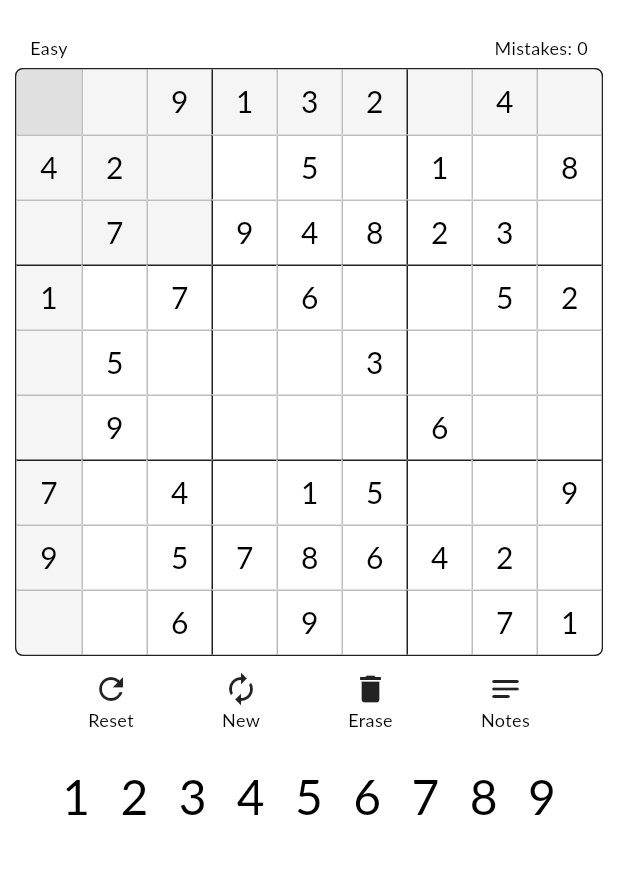
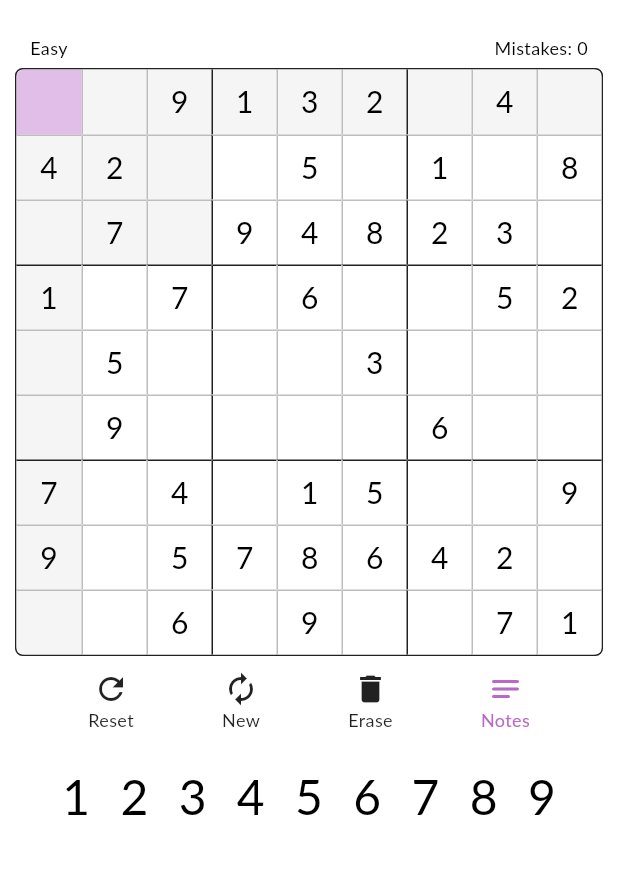
Before and after one commit to mdg1019/open_source_sudoku, a Flutter app: the screen it shows after launch, after a tap on "Notes", on a phone screen of 412 x 824 dp, the part 64-938 px from its top. Run offline on Flutter 3.47's test engine with Material 3 defaults, Android fonts, the phone set to English and light mode, and no system bars; our stand-ins replace flutter_riverpod, riverpod_annotation, shared_preferences; generated files the repository leaves out were written again; Roboto replaces fonts that are missing (Lato).

Commit message:
The notes system is working.

```diff
--- a/lib/interfaces/sudoku_theme.dart
+++ b/lib/interfaces/sudoku_theme.dart
@@ -8,11 +8,14 @@ abstract class SudokuTheme {
   Color highlightBackgroundColor;
   Color splashColor;
   Color wrongValueBackgroundColor;
+  Color notesBackgroundColor;
+  Color notesIconColor;
   IconData appBarThemeIcon;
   TextStyle appBarThemeTextStyle;
   TextStyle currentValueTextStyle;
   TextStyle difficultyTextStyle;
   TextStyle mistakesTextStyle;
+  TextStyle notesTextStyle;
   TextStyle wrongValueTextStyle;
   ThemeData theme;
 
@@ -31,5 +34,8 @@ abstract class SudokuTheme {
     required this.splashColor,
     required this.wrongValueTextStyle,
     required this.wrongValueBackgroundColor,
+    required this.notesBackgroundColor,
+    required this.notesTextStyle,
+    required this.notesIconColor,
   });
 }
--- a/lib/models/sudoku.dart
+++ b/lib/models/sudoku.dart
@@ -23,6 +23,7 @@ class Sudoku {
   PuzzleGrid? puzzleGrid;
   Location? cursor = Location(0, 0);
   int mistakes = 0;
+  bool isNotesMode = false;
 
   Sudoku({required this.puzzle, required this.difficultyLevel}) {
     if (puzzle != null) {
@@ -92,12 +93,27 @@ class SudokuNotifier extends _$SudokuNotifier {
 
     if (cell.current == cell.solution) return;
 
-    cell.current = number;
+    if (newState.isNotesMode) {
+      if (cell.notes.contains(number)) {
+        cell.notes.remove(number);
+      } else {
+        cell.notes.add(number);
+      }
+    } else {
+      cell.current = number;
 
-    if (cell.current != cell.solution) {
-      newState.mistakes++;
+      if (cell.current != cell.solution) {
+        newState.mistakes++;
+      }
     }
 
     state = AsyncValue.data(newState);
   }
+
+  void toggleNotesMode() {
+    Sudoku newState = state.value!;
+    newState.isNotesMode = !newState.isNotesMode;
+
+    state = AsyncValue.data(newState);
+  }
 }
--- a/lib/themes/dark_theme.dart
+++ b/lib/themes/dark_theme.dart
@@ -82,4 +82,16 @@ class DarkTheme implements SudokuTheme {
 
   @override
   Color wrongValueBackgroundColor = Colors.red[100]!;
+
+  @override
+  Color notesBackgroundColor = Colors.purple[900]!;
+
+  @override
+  TextStyle notesTextStyle = TextStyle(
+    color: Colors.purple[200]!,
+    fontSize: 8.0,
+  );
+
+  @override
+  Color notesIconColor = Colors.purple[200]!;
 }
--- a/lib/themes/light_theme.dart
+++ b/lib/themes/light_theme.dart
@@ -82,4 +82,16 @@ class LightTheme implements SudokuTheme {
 
   @override
   Color wrongValueBackgroundColor = Colors.red[100]!;
+
+  @override
+  Color notesBackgroundColor = Colors.purple[100]!;
+
+  @override
+  TextStyle notesTextStyle = TextStyle(
+    color: Colors.purple[300]!,
+    fontSize: 8.0,
+  );
+
+  @override
+  Color notesIconColor = Colors.purple[300]!;
 }
--- a/lib/widgets/sudoku_icon_bar.dart
+++ b/lib/widgets/sudoku_icon_bar.dart
@@ -14,6 +14,9 @@ class SudokuIconBar extends ConsumerWidget {
 
   @override
   Widget build(BuildContext context, WidgetRef ref) {
+    final settings = ref.watch(settingsNotifierProvider).value!;
+    final Sudoku sudoku = ref.watch(sudokuNotifierProvider).value!;
+
     return Row(
       mainAxisAlignment: MainAxisAlignment.spaceEvenly,
       children: [
@@ -26,7 +29,7 @@ class SudokuIconBar extends ConsumerWidget {
               builder: (BuildContext context) {
                 return AlertDialog(
                   backgroundColor: Shared.getTheme(
-                          ref.watch(settingsNotifierProvider).value!.themeType)
+                          settings.themeType)
                       .backgroundColor,
                   surfaceTintColor: Colors.transparent,
                   title: const Text('Reset Puzzle'),
@@ -123,8 +126,9 @@ class SudokuIconBar extends ConsumerWidget {
         SudokuIconButton(
           'Notes',
           icon: Icons.notes_rounded,
+          color: sudoku.isNotesMode ? Shared.getTheme(settings.themeType).notesIconColor : null,
           onPressed: () {
-            //ref.read(sudokuNotifierProvider.notifier).newPuzzle();
+            ref.read(sudokuNotifierProvider.notifier).toggleNotesMode();
           },
         ),
       ],
--- a/lib/widgets/sudoku_icon_button.dart
+++ b/lib/widgets/sudoku_icon_button.dart
@@ -1,5 +1,6 @@
 import 'package:flutter/material.dart';
 import 'package:flutter_riverpod/flutter_riverpod.dart';
+import 'package:sudoku/models/sudoku.dart';
 
 import '../models/settings.dart';
 import '../utils/shared.dart';
@@ -7,13 +8,16 @@ import '../utils/shared.dart';
 class SudokuIconButton extends ConsumerWidget {
   final String title;
   final IconData icon;
+  final Color? color;
   final Function()? onPressed;
 
-  const SudokuIconButton(this.title, {required this.icon, required this.onPressed, super.key});
+  const SudokuIconButton(this.title,
+      {required this.icon, required this.onPressed, this.color, super.key});
 
   @override
   Widget build(BuildContext context, WidgetRef ref) {
     Settings settings = ref.watch(settingsNotifierProvider).value!;
+    Sudoku sudoku = ref.watch(sudokuNotifierProvider).value!;
 
     return Padding(
       padding: const EdgeInsets.all(5.0),
@@ -26,10 +30,12 @@ class SudokuIconButton extends ConsumerWidget {
           padding: const EdgeInsets.all(5.0),
           child: Column(
             children: [
-              Icon(icon),
+              Icon(icon,
+                  color: color ?? Theme.of(context).iconTheme.color),
               Text(
                 title,
-                style: const TextStyle(
+                style: TextStyle(
+                  color: color ?? Theme.of(context).iconTheme.color,
                   fontSize: 12.0,
                 ),
               ),
--- a/lib/widgets/sudoku_puzzle_cell.dart
+++ b/lib/widgets/sudoku_puzzle_cell.dart
@@ -64,11 +64,29 @@ class SudokuPuzzleCell extends ConsumerWidget {
           ),
         ),
         child: Center(
-          child: Text(
-              puzzleCell!.current == 0 ? '' : puzzleCell!.current.toString(),
-              style: puzzleCell!.current == puzzleCell!.solution
-                  ? theme!.currentValueTextStyle
-                  : theme!.wrongValueTextStyle),
+          child: puzzleCell!.current == 0
+              ? GridView.count(
+                  shrinkWrap: true,
+                  crossAxisCount: 3,
+                  childAspectRatio: 1.0,
+                  children: List.generate(9, (index) {
+                    return Center(
+                      child: Text(
+                          puzzleCell!.notes.contains(index + 1)
+                              ? (index + 1).toString()
+                              : '',
+                          style: Shared.getTheme(settings.themeType)
+                              .notesTextStyle),
+                    );
+                  }),
+                )
+              : Text(
+                  puzzleCell!.current == 0
+                      ? ''
+                      : puzzleCell!.current.toString(),
+                  style: puzzleCell!.current == puzzleCell!.solution
+                      ? theme!.currentValueTextStyle
+                      : theme!.wrongValueTextStyle),
         ),
       ),
     );
@@ -76,8 +94,13 @@ class SudokuPuzzleCell extends ConsumerWidget {
 
   Color getBackgroundColor() {
     if (sudoku.cursor!.row == row && sudoku.cursor!.col == col) {
-      if (puzzleCell!.current != 0 && puzzleCell!.current != puzzleCell!.solution) {
+      if (puzzleCell!.current != 0 &&
+          puzzleCell!.current != puzzleCell!.solution) {
         return theme!.wrongValueBackgroundColor;
+      }
+
+      if (sudoku.isNotesMode!) {
+        return theme!.notesBackgroundColor;
       }
 
       return theme!.cursorLocationBackgroundColor;
```
Also changed, not shown: lib/models/sudoku.g.dart.
